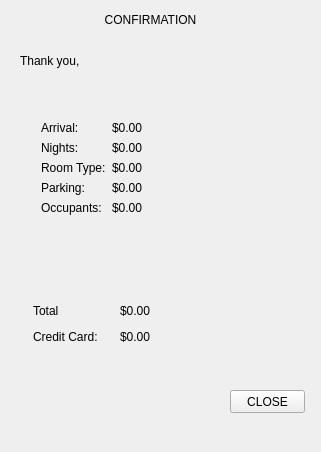
Before: the Qt Designer form Resort_Reservation/reservation.ui in qrcline/Resort-Reservation, drawn with Qt 5.
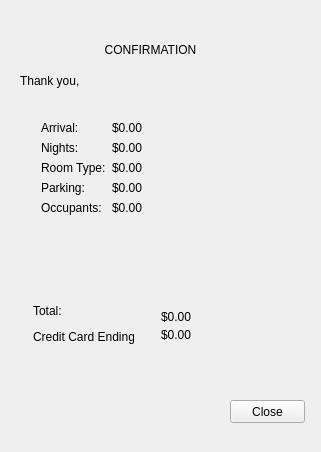
After: the same form once the commit is applied. The open tabs and pages were chosen to show the change.

The edit to the form file:
```diff
--- a/Resort_Reservation/reservation.ui
+++ b/Resort_Reservation/reservation.ui
@@ -542,7 +542,7 @@
       <property name="geometry">
        <rect>
         <x>100</x>
-        <y>10</y>
+        <y>40</y>
         <width>101</width>
         <height>20</height>
        </rect>
@@ -558,20 +558,20 @@
       <property name="geometry">
        <rect>
         <x>230</x>
-        <y>390</y>
+        <y>400</y>
         <width>75</width>
         <height>23</height>
        </rect>
       </property>
       <property name="text">
-       <string>CLOSE</string>
+       <string>Close</string>
       </property>
      </widget>
      <widget class="QLabel" name="thankYouMessage">
       <property name="geometry">
        <rect>
         <x>20</x>
-        <y>40</y>
+        <y>60</y>
         <width>171</width>
         <height>41</height>
        </rect>
@@ -670,25 +670,12 @@
        <rect>
         <x>33</x>
         <y>327</y>
-        <width>81</width>
+        <width>101</width>
         <height>20</height>
        </rect>
       </property>
       <property name="text">
-       <string>Credit Card:</string>
-      </property>
-     </widget>
-     <widget class="QLabel" name="creditCardConfirmation">
-      <property name="geometry">
-       <rect>
-        <x>120</x>
-        <y>327</y>
-        <width>162</width>
-        <height>20</height>
-       </rect>
-      </property>
-      <property name="text">
-       <string>$0.00</string>
+       <string>Credit Card Ending:</string>
       </property>
      </widget>
      <widget class="QLabel" name="label_25">
@@ -701,21 +688,34 @@
        </rect>
       </property>
       <property name="text">
-       <string>Total</string>
+       <string>Total:</string>
       </property>
      </widget>
-     <widget class="QLabel" name="finalTotalConfirmation">
+     <widget class="QWidget" name="">
       <property name="geometry">
        <rect>
-        <x>120</x>
+        <x>150</x>
         <y>300</y>
-        <width>162</width>
-        <height>21</height>
+        <width>91</width>
+        <height>51</height>
        </rect>
       </property>
-      <property name="text">
-       <string>$0.00</string>
-      </property>
+      <layout class="QVBoxLayout" name="verticalLayout_2">
+       <item>
+        <widget class="QLabel" name="finalTotalConfirmation">
+         <property name="text">
+          <string>$0.00</string>
+         </property>
+        </widget>
+       </item>
+       <item>
+        <widget class="QLabel" name="creditCardConfirmation">
+         <property name="text">
+          <string>$0.00</string>
+         </property>
+        </widget>
+       </item>
+      </layout>
      </widget>
     </widget>
    </widget>
```
Left out of the diff: 20 changed lines with no effect on the pictures.
